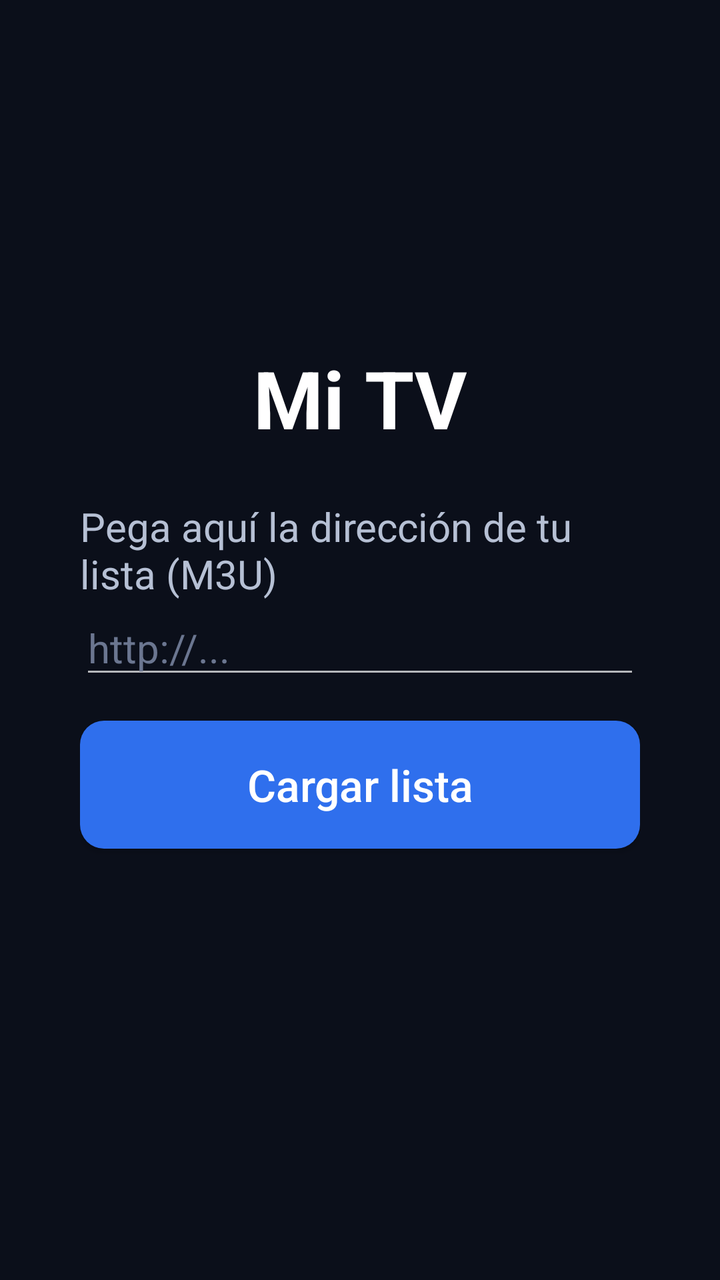
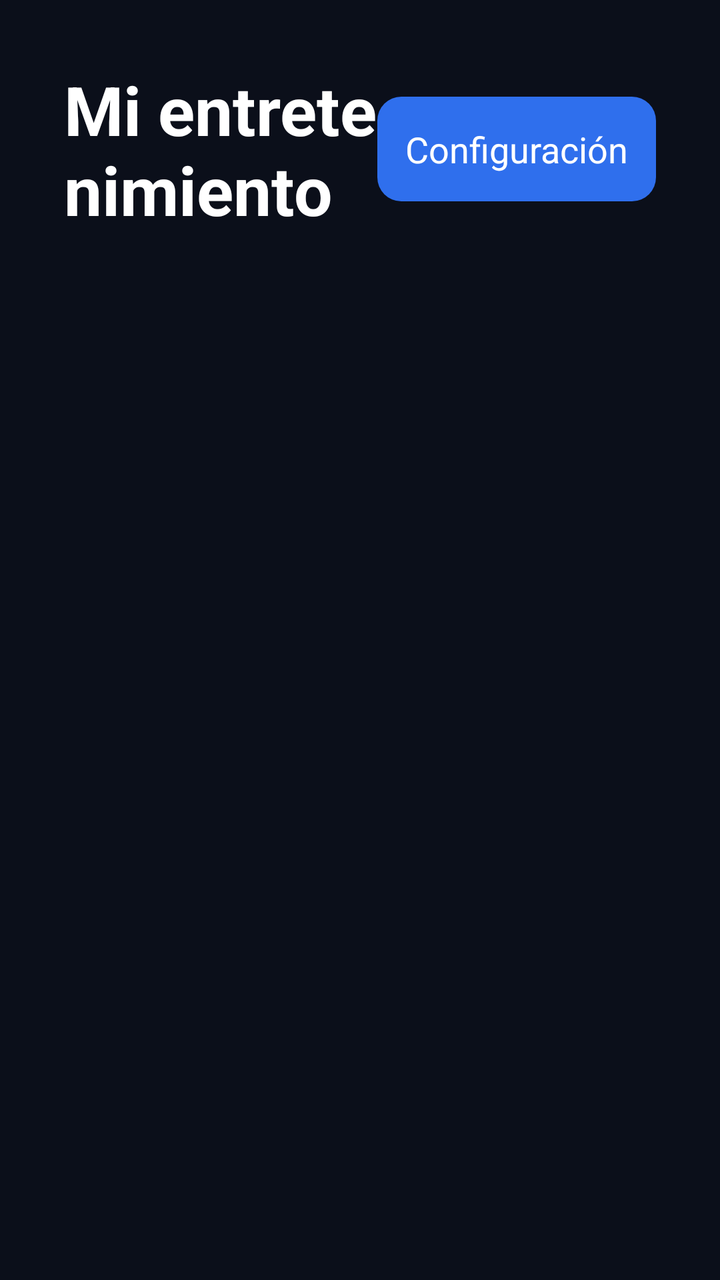

Before-and-after screenshots of an Android layout around one commit, followed by the original layout XML and the change that was made.
<!-- AndroidManifest.xml: application theme AppTheme -->
<!-- res/layout/activity_main.xml -->
<?xml version="1.0" encoding="utf-8"?>
<ScrollView xmlns:android="http://schemas.android.com/apk/res/android"
    android:layout_width="match_parent"
    android:layout_height="match_parent"
    android:fillViewport="true"
    android:background="#0B0F1A">

    <LinearLayout
        android:layout_width="match_parent"
        android:layout_height="wrap_content"
        android:orientation="vertical"
        android:gravity="center"
        android:padding="40dp">

        <TextView
            android:layout_width="wrap_content"
            android:layout_height="wrap_content"
            android:text="Mi TV"
            android:textColor="#FFFFFF"
            android:textSize="40sp"
            android:textStyle="bold"
            android:layout_marginBottom="24dp" />

        <TextView
            android:layout_width="wrap_content"
            android:layout_height="wrap_content"
            android:text="Pega aquí la dirección de tu lista (M3U)"
            android:textColor="#B6C0D4"
            android:textSize="20sp" />

        <EditText
            android:id="@+id/urlInput"
            android:layout_width="match_parent"
            android:layout_height="wrap_content"
            android:hint="http://..."
            android:inputType="textUri"
            android:imeOptions="actionDone"
            android:singleLine="true"
            android:textColor="#FFFFFF"
            android:textColorHint="#6B7690"
            android:textSize="20sp" />

        <Button
            android:id="@+id/btnLoad"
            android:layout_width="match_parent"
            android:layout_height="wrap_content"
            android:minHeight="64dp"
            android:layout_marginTop="16dp"
            android:background="@drawable/btn_bg"
            android:text="Cargar lista"
            android:textAllCaps="false"
            android:textColor="#FFFFFF"
            android:textSize="22sp" />

        <TextView
            android:id="@+id/status"
            android:layout_width="match_parent"
            android:layout_height="wrap_content"
            android:layout_marginTop="16dp"
            android:gravity="center"
            android:textColor="#B6C0D4"
            android:textSize="20sp" />

        <Button
            android:id="@+id/btnStart"
            android:layout_width="match_parent"
            android:layout_height="wrap_content"
            android:minHeight="96dp"
            android:layout_marginTop="24dp"
            android:background="@drawable/btn_bg"
            android:text="▶  INICIAR TV"
            android:textColor="#FFFFFF"
            android:textSize="32sp"
            android:textStyle="bold"
            android:visibility="gone" />
    </LinearLayout>
</ScrollView>
<!-- resources referenced by this layout -->
<resources>
  <!-- drawable btn_bg (drawable) -->
  <selector xmlns:android="http://schemas.android.com/apk/res/android">
      <item android:state_focused="true">
          <shape>
              <solid android:color="#1E40AF" />
              <corners android:radius="12dp" />
              <stroke android:width="4dp" android:color="#FFFFFF" />
          </shape>
      </item>
      <item>
          <shape>
              <solid android:color="#2F6FED" />
              <corners android:radius="12dp" />
          </shape>
      </item>
  </selector>
  <style name="AppTheme" parent="Theme.AppCompat.NoActionBar">
          <item name="android:windowBackground">@android:color/black</item>
          <item name="colorAccent">#2F6FED</item>
      </style>
</resources>

<!-- the commit's change to res/layout/activity_main.xml (unified diff, before → after) -->
@@ -1,77 +1,54 @@
 <?xml version="1.0" encoding="utf-8"?>
-<ScrollView xmlns:android="http://schemas.android.com/apk/res/android"
+<LinearLayout xmlns:android="http://schemas.android.com/apk/res/android"
     android:layout_width="match_parent"
     android:layout_height="match_parent"
-    android:fillViewport="true"
+    android:orientation="vertical"
+    android:padding="32dp"
     android:background="#0B0F1A">
 
     <LinearLayout
         android:layout_width="match_parent"
         android:layout_height="wrap_content"
-        android:orientation="vertical"
-        android:gravity="center"
-        android:padding="40dp">
+        android:orientation="horizontal"
+        android:gravity="center_vertical">
 
         <TextView
+            android:layout_width="0dp"
+            android:layout_height="wrap_content"
+            android:layout_weight="1"
+            android:text="Mi entretenimiento"
+            android:textColor="#FFFFFF"
+            android:textSize="34sp"
+            android:textStyle="bold" />
+
+        <TextView
+            android:id="@+id/btnSettings"
             android:layout_width="wrap_content"
             android:layout_height="wrap_content"
-            android:text="Mi TV"
+            android:padding="14dp"
+            android:focusable="true"
+            android:clickable="true"
+            android:background="@drawable/btn_bg"
+            android:text="Configuración"
             android:textColor="#FFFFFF"
-            android:textSize="40sp"
-            android:textStyle="bold"
-            android:layout_marginBottom="24dp" />
+            android:textSize="18sp" />
+    </LinearLayout>
 
-        <TextView
-            android:layout_width="wrap_content"
-            android:layout_height="wrap_content"
-            android:text="Pega aquí la dirección de tu lista (M3U)"
-            android:textColor="#B6C0D4"
-            android:textSize="20sp" />
+    <TextView
+        android:id="@+id/empty"
+        android:layout_width="match_parent"
+        android:layout_height="wrap_content"
+        android:layout_marginTop="16dp"
+        android:text="Todavía no hay nada que ver.\nAbre Configuración (PIN inicial: 0000) y agrega una lista o una página."
+        android:textColor="#B6C0D4"
+        android:textSize="20sp"
+        android:visibility="gone" />
 
-        <EditText
-            android:id="@+id/urlInput"
-            android:layout_width="match_parent"
-            android:layout_height="wrap_content"
-            android:hint="http://..."
-            android:inputType="textUri"
-            android:imeOptions="actionDone"
-            android:singleLine="true"
-            android:textColor="#FFFFFF"
-            android:textColorHint="#6B7690"
-            android:textSize="20sp" />
-
-        <Button
-            android:id="@+id/btnLoad"
-            android:layout_width="match_parent"
-            android:layout_height="wrap_content"
-            android:minHeight="64dp"
-            android:layout_marginTop="16dp"
-            android:background="@drawable/btn_bg"
-            android:text="Cargar lista"
-            android:textAllCaps="false"
-            android:textColor="#FFFFFF"
-            android:textSize="22sp" />
-
-        <TextView
-            android:id="@+id/status"
-            android:layout_width="match_parent"
-            android:layout_height="wrap_content"
-            android:layout_marginTop="16dp"
-            android:gravity="center"
-            android:textColor="#B6C0D4"
-            android:textSize="20sp" />
-
-        <Button
-            android:id="@+id/btnStart"
-            android:layout_width="match_parent"
-            android:layout_height="wrap_content"
-            android:minHeight="96dp"
-            android:layout_marginTop="24dp"
-            android:background="@drawable/btn_bg"
-            android:text="▶  INICIAR TV"
-            android:textColor="#FFFFFF"
-            android:textSize="32sp"
-            android:textStyle="bold"
-            android:visibility="gone" />
-    </LinearLayout>
-</ScrollView>
+    <androidx.recyclerview.widget.RecyclerView
+        android:id="@+id/grid"
+        android:layout_width="match_parent"
+        android:layout_height="0dp"
+        android:layout_weight="1"
+        android:layout_marginTop="24dp"
+        android:clipToPadding="false" />
+</LinearLayout>
